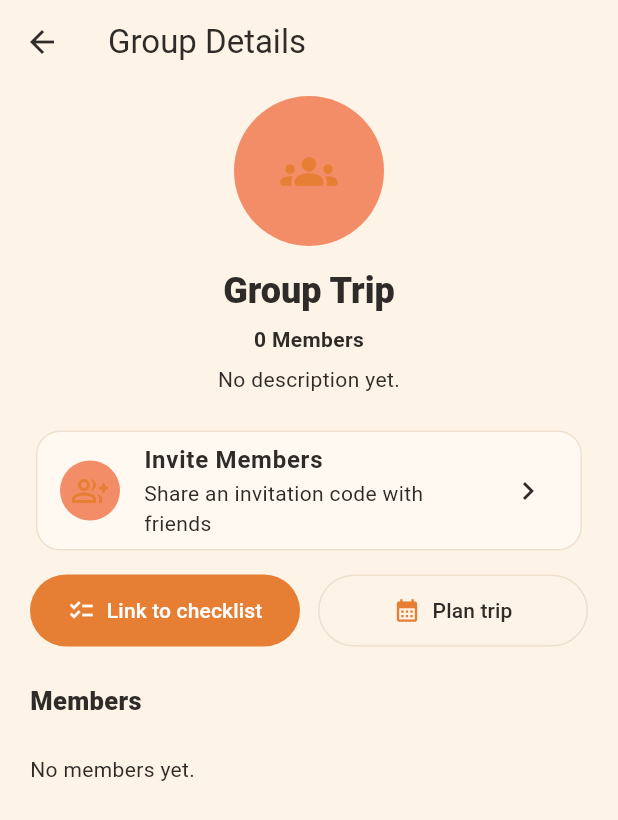
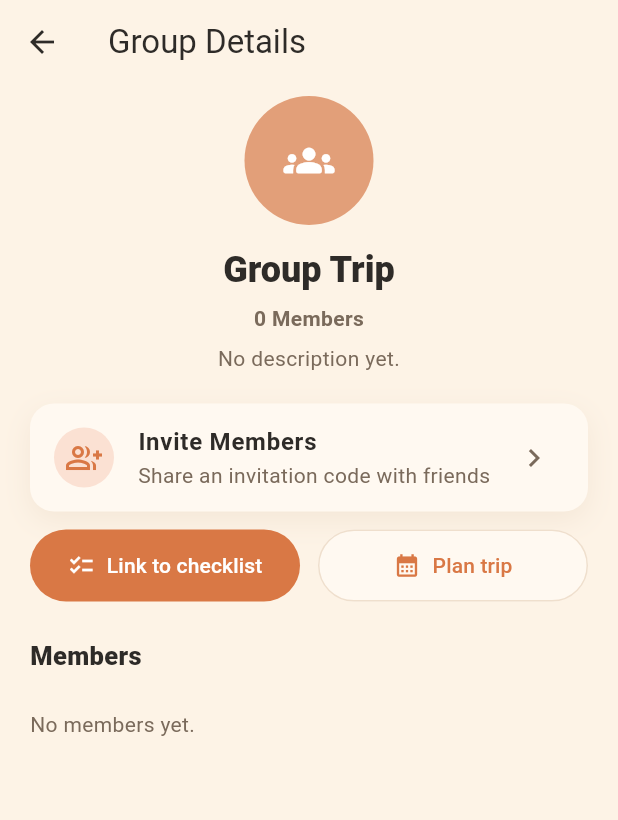
Before and after one commit to abdulrahman1ll/graduation_project, a Flutter app: the GroupDetailsPage screen opened directly with empty values, on a phone screen of 412 x 824 dp. Shown: the top 820 px of the screen. Run offline on Flutter 3.47's test engine with Material 3 defaults, Android fonts, the phone set to English and light mode, and no system bars; our stand-ins replace app_links, cloud_firestore, firebase_auth, firebase_core, firebase_messaging, firebase_storage and 4 more; accounts and stored records are empty.

Commit message:
final UI

```diff
--- a/lib/features/groups/ui/group_details_page.dart
+++ b/lib/features/groups/ui/group_details_page.dart
@@ -7,22 +7,42 @@ import '../models/group.dart';
 import '../services/group_service.dart';
 import '../helpers/group_checklist_flow.dart';
 import '../../../core/models/app_language.dart';
-import '../../../core/theme/kashta_colors.dart';
 import '../../trips/ui/add_trip_page.dart';
 import '../../trips/models/trip_member.dart';
 import '../../trips/services/trip_service.dart';
 import '../../../core/utils/firestore_utils.dart';
 import '../../../core/utils/localization.dart';
 
-const Color _detailsBackground = KashtaColors.backgroundCream;
-const Color _detailsCard = KashtaColors.cardSurface;
-const Color _detailsCardBorder = KashtaColors.sandBorder;
-const Color _detailsSoftOrange = KashtaColors.softOrange;
-const Color _detailsOrange = KashtaColors.primary;
-const Color _detailsBrown = KashtaColors.textDark;
-const Color _detailsDarkText = KashtaColors.textDark;
-const Color _detailsMutedText = KashtaColors.textDark;
+const Color _detailsBackground = Color(0xFFFDF3E6);
+const Color _detailsCard = Color(0xFFFFF9F1);
+const Color _detailsCardBorder = Color(0xFFEFDFCD);
+const Color _detailsSoftPeach = Color(0xFFFBE1D3);
+const Color _detailsAvatarClay = Color(0xFFE29F79);
+const Color _detailsOrange = Color(0xFFD97845);
+const Color _detailsDarkText = Color(0xFF2E2B28);
+const Color _detailsMutedText = Color(0xFF7A6A5B);
+const Color _detailsWarmShadow = Color(0xFF8A5A2B);
 const double _detailsRadius = 16;
+
+List<BoxShadow> _detailsSoftShadow({double opacity = 0.08}) {
+  return [
+    BoxShadow(
+      color: _detailsWarmShadow.withValues(alpha: opacity),
+      blurRadius: 16,
+      offset: const Offset(0, 6),
+    ),
+  ];
+}
+
+Color _memberAvatarColor(int index) {
+  const colors = <Color>[
+    Color(0xFFAAC0AF),
+    Color(0xFFE29F79),
+    Color(0xFFEFDFCD),
+    Color(0xFFD6E1D8),
+  ];
+  return colors[index % colors.length];
+}
 
 class GroupDetailsPage extends StatelessWidget {
   const GroupDetailsPage({
@@ -247,7 +267,8 @@ class GroupDetailsPage extends StatelessWidget {
                 const SizedBox(height: 8),
                 Text(
                   tr.t('shareInvitationCode'),
-                  style: const TextStyle(color: _detailsBrown, height: 1.35),
+                  style:
+                      const TextStyle(color: _detailsMutedText, height: 1.35),
                 ),
                 const SizedBox(height: 18),
                 Text(
@@ -284,7 +305,7 @@ class GroupDetailsPage extends StatelessWidget {
                     Expanded(
                       child: OutlinedButton.icon(
                         style: OutlinedButton.styleFrom(
-                          foregroundColor: _detailsBrown,
+                          foregroundColor: _detailsDarkText,
                           side: const BorderSide(color: _detailsCardBorder),
                           shape: RoundedRectangleBorder(
                             borderRadius: BorderRadius.circular(999),
@@ -393,26 +414,19 @@ class GroupDetailsPage extends StatelessWidget {
                           padding: const EdgeInsets.fromLTRB(20, 8, 20, 24),
                           children: [
                             Center(
-                              child: Container(
-                                padding: const EdgeInsets.all(4),
-                                decoration: const BoxDecoration(
-                                  color: _detailsSoftOrange,
-                                  shape: BoxShape.circle,
-                                ),
                               child: CircleAvatar(
-                                  radius: 46,
-                                  backgroundColor: _detailsSoftOrange,
+                                radius: 43,
+                                backgroundColor: _detailsAvatarClay,
                                 backgroundImage: group.imageUrl == null
                                     ? null
                                     : NetworkImage(group.imageUrl!),
                                 child: group.imageUrl == null
                                     ? const Icon(
                                         Icons.groups_rounded,
-                                          size: 38,
-                                          color: _detailsOrange,
+                                        size: 34,
+                                        color: Colors.white,
                                       )
                                     : null,
-                                ),
                               ),
                             ),
                             const SizedBox(height: 14),
@@ -448,24 +462,27 @@ class GroupDetailsPage extends StatelessWidget {
                                   .textTheme
                                   .bodyMedium
                                   ?.copyWith(
-                                    color: _detailsBrown,
+                                    color: _detailsMutedText,
                                     height: 1.35,
                                   ),
                             ),
                             const SizedBox(height: 20),
-                            Card(
-                              elevation: 0,
+                            Container(
+                              decoration: BoxDecoration(
                                 color: _detailsCard,
-                              shape: RoundedRectangleBorder(
                                 borderRadius:
                                     BorderRadius.circular(_detailsRadius),
-                                side: const BorderSide(
-                                  color: _detailsCardBorder,
+                                boxShadow: _detailsSoftShadow(),
                               ),
-                              ),
+                              child: Material(
+                                color: Colors.transparent,
+                                child: InkWell(
+                                  borderRadius:
+                                      BorderRadius.circular(_detailsRadius),
+                                  onTap: () => _showInviteMembersSheet(context),
                                   child: ListTile(
                                     leading: const CircleAvatar(
-                                  backgroundColor: _detailsSoftOrange,
+                                      backgroundColor: _detailsSoftPeach,
                                       child: Icon(
                                         Icons.group_add_outlined,
                                         color: _detailsOrange,
@@ -480,14 +497,16 @@ class GroupDetailsPage extends StatelessWidget {
                                     ),
                                     subtitle: Text(
                                       tr.t('shareInvitationCodeShort'),
-                                  style:
-                                      const TextStyle(color: _detailsMutedText),
+                                      style: const TextStyle(
+                                        color: _detailsMutedText,
+                                      ),
                                     ),
                                     trailing: const Icon(
                                       Icons.chevron_right,
-                                  color: _detailsBrown,
+                                      color: _detailsMutedText,
                                     ),
-                                onTap: () => _showInviteMembersSheet(context),
+                                  ),
+                                ),
                               ),
                             ),
                             const SizedBox(height: 12),
@@ -498,6 +517,8 @@ class GroupDetailsPage extends StatelessWidget {
                                     style: FilledButton.styleFrom(
                                       backgroundColor: _detailsOrange,
                                       foregroundColor: Colors.white,
+                                      minimumSize:
+                                          const Size.fromHeight(48),
                                       padding: const EdgeInsets.symmetric(
                                         vertical: 14,
                                       ),
@@ -525,7 +546,10 @@ class GroupDetailsPage extends StatelessWidget {
                                 Expanded(
                                   child: OutlinedButton.icon(
                                     style: OutlinedButton.styleFrom(
-                                      foregroundColor: _detailsBrown,
+                                      backgroundColor: _detailsCard,
+                                      foregroundColor: _detailsOrange,
+                                      minimumSize:
+                                          const Size.fromHeight(48),
                                       side: const BorderSide(
                                         color: _detailsCardBorder,
                                       ),
@@ -602,16 +626,13 @@ class GroupDetailsPage extends StatelessWidget {
                                       (tripData['tripDate'] as Timestamp?)
                                           ?.toDate();
 
-                                  return Card(
-                                    elevation: 0,
+                                  return Container(
+                                    decoration: BoxDecoration(
                                       color: _detailsCard,
-                                    shape: RoundedRectangleBorder(
                                       borderRadius: BorderRadius.circular(
                                         _detailsRadius,
                                       ),
-                                      side: const BorderSide(
-                                        color: _detailsCardBorder,
-                                      ),
+                                      boxShadow: _detailsSoftShadow(),
                                     ),
                                     child: Padding(
                                       padding: const EdgeInsets.all(16),
@@ -636,7 +657,7 @@ class GroupDetailsPage extends StatelessWidget {
                                               vertical: 6,
                                             ),
                                             decoration: BoxDecoration(
-                                              color: _detailsSoftOrange,
+                                              color: _detailsSoftPeach,
                                               borderRadius:
                                                   BorderRadius.circular(999),
                                             ),
@@ -656,7 +677,7 @@ class GroupDetailsPage extends StatelessWidget {
                                                           tripDate,
                                                         ),
                                                   style: const TextStyle(
-                                                    color: _detailsBrown,
+                                                    color: _detailsDarkText,
                                                     fontWeight: FontWeight.w700,
                                                   ),
                                                 ),
@@ -701,8 +722,8 @@ class GroupDetailsPage extends StatelessWidget {
                                 ),
                               )
                             else
-                              ...memberIds.map(
-                                (memberId) => Container(
+                              ...memberIds.asMap().entries.map(
+                                (entry) => Container(
                                   margin: const EdgeInsets.only(bottom: 10),
                                   padding: const EdgeInsets.symmetric(
                                     horizontal: 12,
@@ -711,25 +732,25 @@ class GroupDetailsPage extends StatelessWidget {
                                   decoration: BoxDecoration(
                                     color: _detailsCard,
                                     borderRadius: BorderRadius.circular(14),
-                                    border: Border.all(
-                                      color: _detailsCardBorder,
-                                    ),
+                                    boxShadow:
+                                        _detailsSoftShadow(opacity: 0.07),
                                   ),
                                   child: Row(
                                     children: [
-                                      const CircleAvatar(
+                                      CircleAvatar(
                                         radius: 18,
-                                        backgroundColor: _detailsSoftOrange,
-                                        child: Icon(
+                                        backgroundColor:
+                                            _memberAvatarColor(entry.key),
+                                        child: const Icon(
                                           Icons.person,
                                           size: 18,
-                                          color: _detailsOrange,
+                                          color: _detailsDarkText,
                                         ),
                                       ),
                                       const SizedBox(width: 12),
                                       Expanded(
                                         child: Text(
-                                          memberNames[memberId] ??
+                                          memberNames[entry.value] ??
                                               tr.t('member'),
                                           style: const TextStyle(
                                             color: _detailsDarkText,
--- a/lib/widgets/kashta_background.dart
+++ b/lib/widgets/kashta_background.dart
@@ -6,11 +6,13 @@ class KashtaBackground extends StatelessWidget {
   const KashtaBackground({
     super.key,
     required this.child,
+    this.imagePath = 'assets/tripPic.png',
     this.overlayColor = KashtaColors.backgroundCream,
     this.overlayOpacity = 0.35,
   });
 
   final Widget child;
+  final String imagePath;
   final Color overlayColor;
   final double overlayOpacity;
 
@@ -20,7 +22,7 @@ class KashtaBackground extends StatelessWidget {
       children: [
         Positioned.fill(
           child: Image.asset(
-            'assets/orr.png',
+            imagePath,
             fit: BoxFit.cover,
           ),
         ),
--- a/pubspec.yaml
+++ b/pubspec.yaml
@@ -59,7 +59,7 @@ flutter:
     - assets/chat_bg.jpg
     - assets/kas.png
     - assets/kas2.png
-    - assets/orr.png
+    - assets/tripPic.png
     - assets/markers/kashta_place_marker.png
 
   # To add assets to your application, add an assets section, like this:
```
Also changed, not shown: lib/features/groups/ui/group_chat_page.dart (+44 -8 lines), lib/features/groups/ui/widgets/chat_composer.dart (+6 -3 lines), lib/features/groups/ui/widgets/chat_message_bubble.dart (+52 -39 lines), lib/features/profile/ui/profile_page.dart (+107 -0 lines), assets/orr.png (deleted), assets/tripPic.png (added), pubspec.lock. Lines whose indentation alone changed are shown as unchanged.
